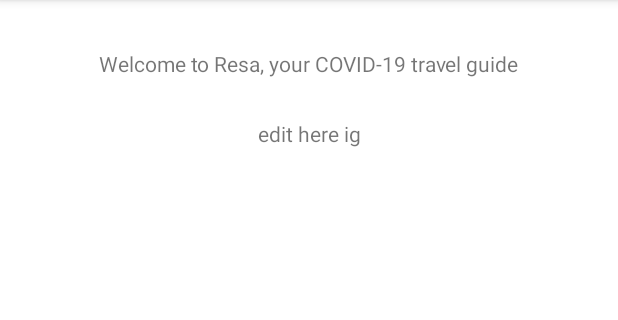
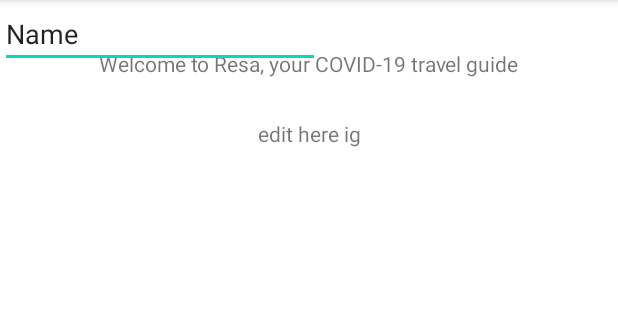
Before and after one commit to trackman1111/AUHacks2021, an Android app: the screen it shows after launch (MainActivity), on a phone screen of 412 x 824 dp, the part 84-404 px from its top. Run offline under Robolectric (Android 15) with nearby library versions, the phone set to English and light mode, and no system bars.

Commit message:
put in name

```diff
--- a/resatrip/app/src/main/res/layout/activity_main.xml
+++ b/resatrip/app/src/main/res/layout/activity_main.xml
@@ -27,4 +27,14 @@
         app:layout_constraintStart_toStartOf="parent"
         app:layout_constraintTop_toTopOf="parent"
         app:layout_constraintVertical_bias="0.044" />
+
+    <EditText
+        android:id="@+id/editTextTextPersonName"
+        android:layout_width="wrap_content"
+        android:layout_height="wrap_content"
+        android:ems="10"
+        android:inputType="textPersonName"
+        android:text="Name"
+        tools:layout_editor_absoluteX="97dp"
+        tools:layout_editor_absoluteY="201dp" />
 </androidx.constraintlayout.widget.ConstraintLayout>
```
